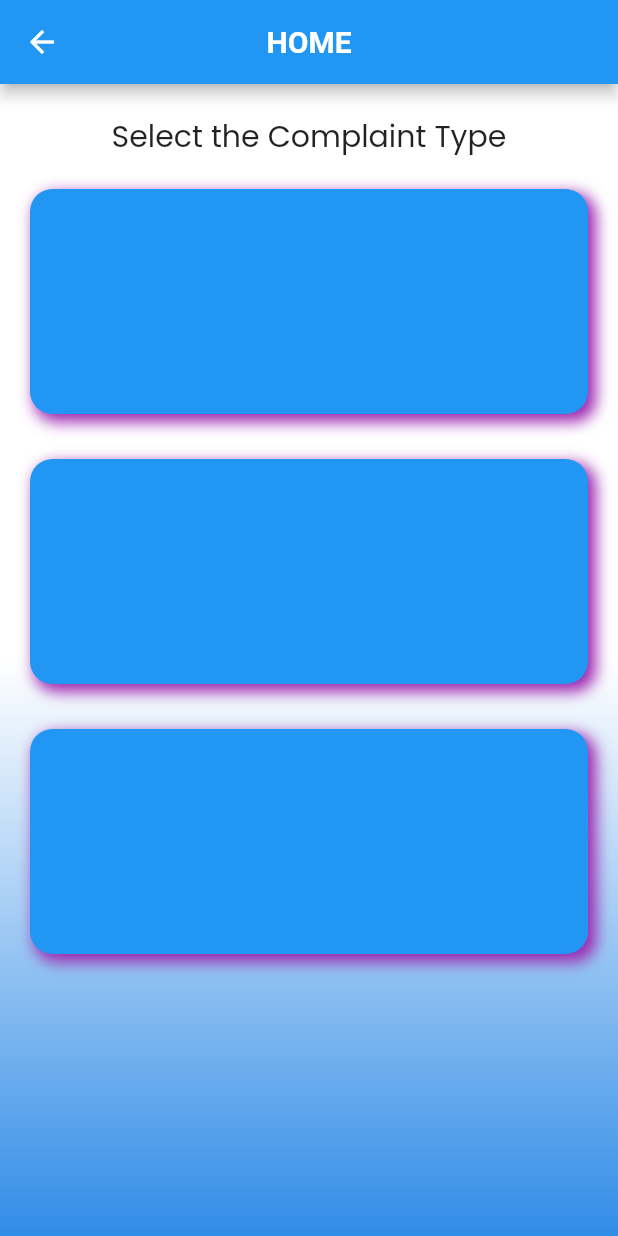
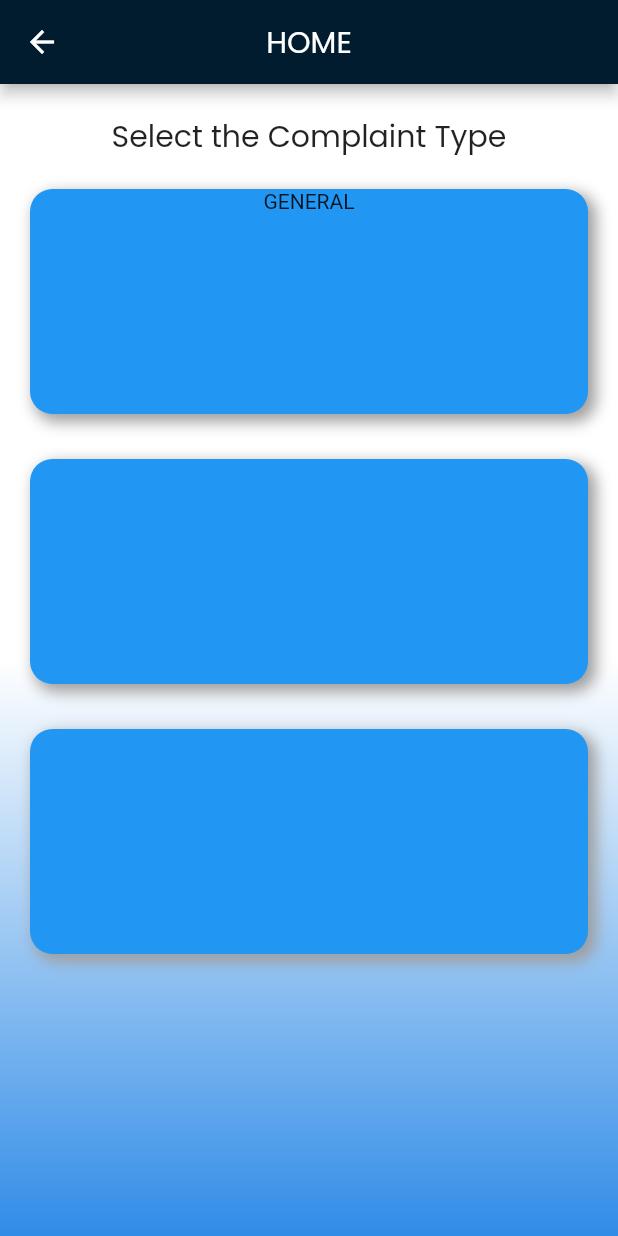
Before and after one commit to Madhav-S-S/voice_app, a Flutter app: the HomeScreen screen opened directly, on a phone screen of 412 x 824 dp. Run offline on Flutter 3.47's test engine with Material 2 defaults, Android fonts, the phone set to English and light mode, and no system bars; our stand-ins replace cached_network_image, connectivity_plus, equatable, firebase_auth, firebase_core, flutter_bloc and 2 more; accounts and stored records are empty.

Commit message:
home page design changed

```diff
--- a/lib/presentation/student_home.dart
+++ b/lib/presentation/student_home.dart
@@ -16,10 +16,13 @@ class _HomeScreenState extends State<HomeScreen> {
   Widget build(BuildContext context) {
     return Scaffold(
       appBar: AppBar(
+      backgroundColor: Color.fromRGBO(0, 28, 46, 1),
+
+
         centerTitle: true,
         title: const Text(
           "HOME",
-          style: TextStyle(fontSize: 20, fontWeight: FontWeight.bold,),
+          style: TextStyle(fontSize: 20, fontWeight: FontWeight.normal,fontFamily: "Poppins"),
         ),
       ),
       body:Container(
@@ -42,12 +45,15 @@ class _HomeScreenState extends State<HomeScreen> {
                 ),
                 SizedBox(height:20),
                 Container(height:150,width:1000,
+                    child: Text("GENERAL",
+                      textAlign: TextAlign.center,
+                  ),
                  decoration: BoxDecoration(
               color: Colors.blue,
               borderRadius: BorderRadius.circular(15),
               boxShadow: [
                 BoxShadow(
-                  color: Colors.purple,
+                  color: Colors.grey,
                   spreadRadius: 1,
                   blurRadius: 8,
                   offset: Offset(4, 4),
@@ -62,7 +68,7 @@ class _HomeScreenState extends State<HomeScreen> {
               borderRadius: BorderRadius.circular(15),
               boxShadow: [
                 BoxShadow(
-                  color: Colors.purple,
+                  color: Colors.grey,
                   spreadRadius: 1,
                   blurRadius: 8,
                   offset: Offset(4, 4),
@@ -77,7 +83,7 @@ class _HomeScreenState extends State<HomeScreen> {
               borderRadius: BorderRadius.circular(15),
               boxShadow: [
                 BoxShadow(
-                  color: Colors.purple,
+                  color: Colors.grey,
                   spreadRadius: 1,
                   blurRadius: 8,
                   offset: Offset(4, 4),
```
